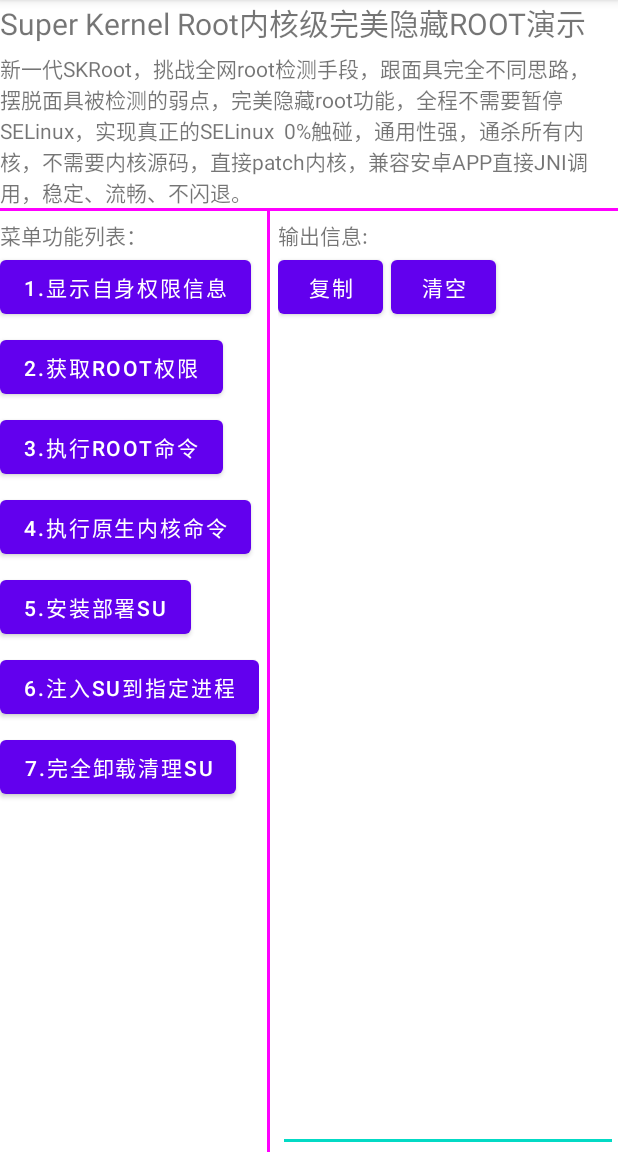
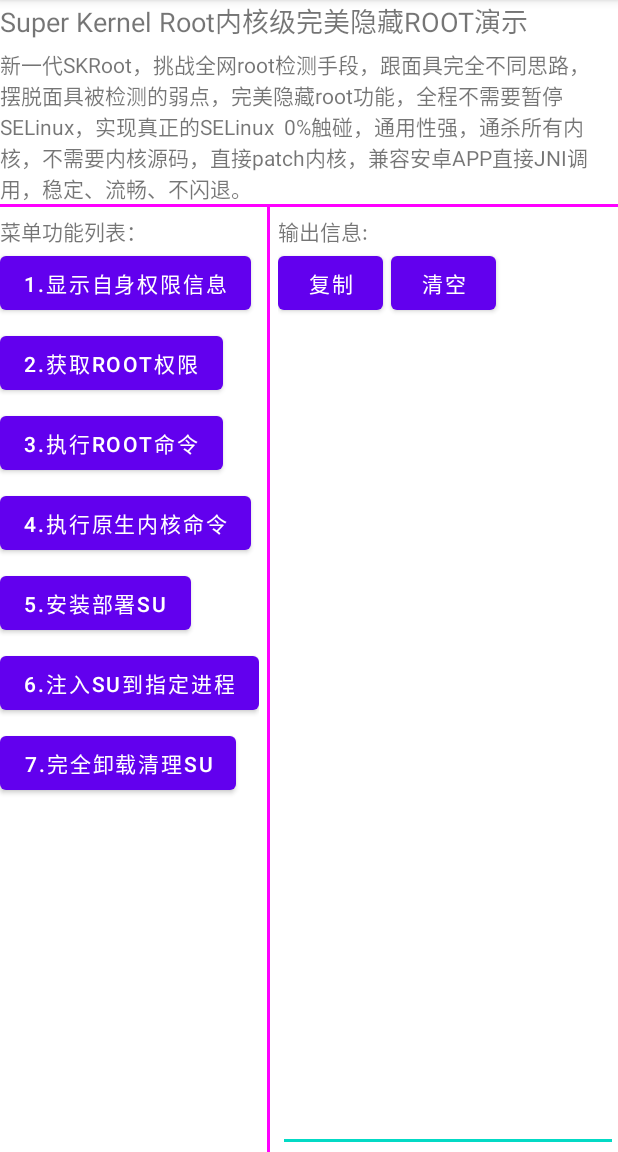
Before and after one commit to abcz316/SKRoot-linuxKernelRoot, an Android app: the screen it shows after launch (MainActivity), on a phone screen of 412 x 824 dp, the part 84-1236 px from its top. Run offline under Robolectric (Android 15) with nearby library versions, the phone set to English and light mode, and no system bars; 1 statement that could not run was skipped.

Commit message:
fix: tip

```diff
--- a/PermissionManager/app/src/main/res/layout/activity_main.xml
+++ b/PermissionManager/app/src/main/res/layout/activity_main.xml
@@ -13,7 +13,7 @@
         android:layout_width="wrap_content"
         android:layout_height="wrap_content"
         android:text="Super Kernel Root内核级完美隐藏ROOT演示"
-        android:textSize="20dp" />
+        android:textSize="18dp" />
 
     <TextView
         android:layout_marginTop="5dp"
```
